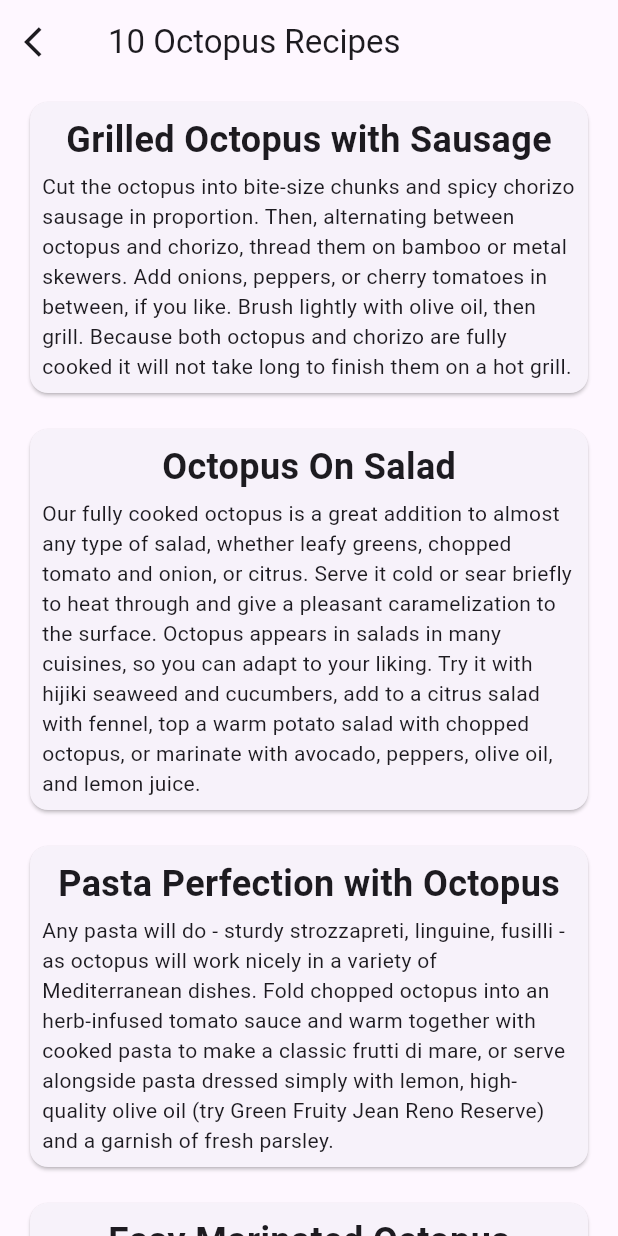
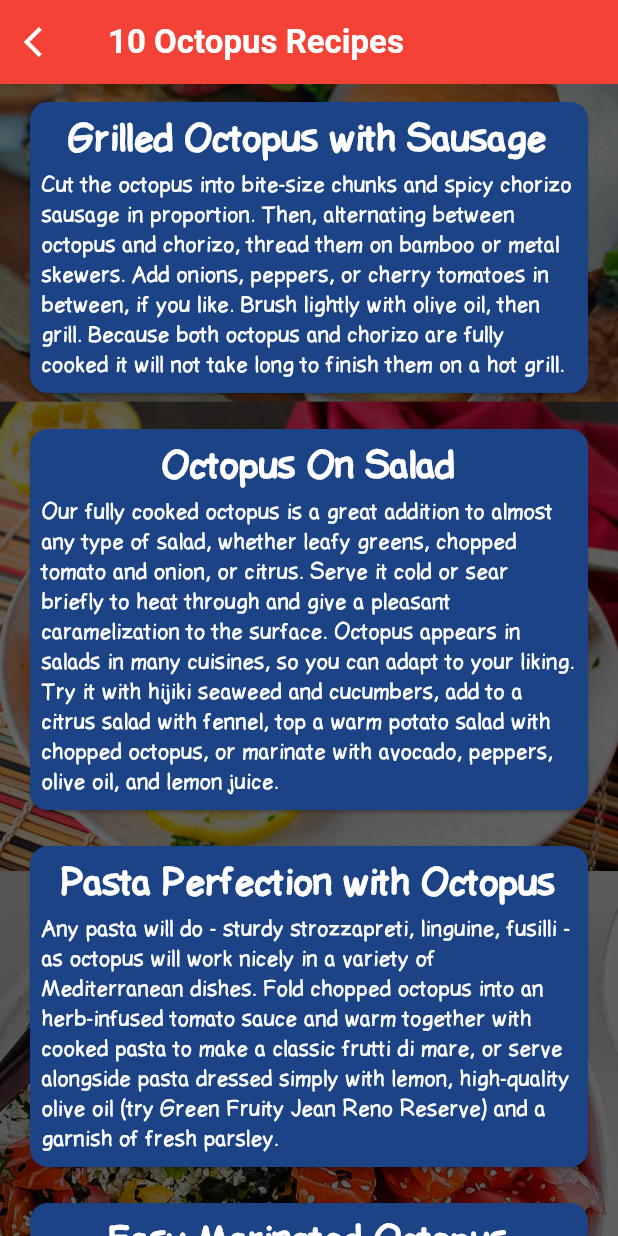
Before and after one commit to Dohmanlechx/SeeFoodRipOff, a Flutter app: the OctopusRecipes screen opened directly, on a phone screen of 412 x 824 dp. Run offline on Flutter 3.47's test engine with Material 3 defaults, Android fonts, the phone set to English and light mode, and no system bars; our stand-ins replace image_picker, lottie; missing offline and left inert: tflite_flutter.

Commit message:
add octopus

```diff
--- a/lib/main.dart
+++ b/lib/main.dart
@@ -65,6 +65,16 @@ class _SeeFoodState extends State<SeeFood> {
   @override
   Widget build(BuildContext context) {
     return Scaffold(
+      floatingActionButton: FloatingActionButton(
+        child: const Icon(Icons.receipt),
+        onPressed: () {
+          Navigator.of(context).push(
+            MaterialPageRoute(
+              builder: (context) => const OctopusRecipes(),
+            ),
+          );
+        },
+      ),
       body: SafeArea(
         child: Column(
           children: <Widget>[
--- a/lib/octopus_recipes.dart
+++ b/lib/octopus_recipes.dart
@@ -1,14 +1,32 @@
 import 'package:flutter/material.dart';
+import 'dart:math' as math;
 
 class OctopusRecipes extends StatelessWidget {
   const OctopusRecipes({Key? key}) : super(key: key);
 
   @override
   Widget build(BuildContext context) {
-    return Scaffold(
+    return Stack(
+      children: [
+        Image.asset(
+          "assets/images/background.png",
+          height: MediaQuery.of(context).size.height,
+          width: MediaQuery.of(context).size.width,
+          fit: BoxFit.cover,
+        ),
+        Scaffold(
+          backgroundColor: Colors.transparent,
           appBar: AppBar(
-        title: const Text("10 Octopus Recipes"),
+            title: const Text(
+              "10 Octopus Recipes",
+              style: TextStyle(
+                color: Colors.white,
+                fontWeight: FontWeight.bold
+              ),
+            ),
+            backgroundColor: Colors.red,
             leading: IconButton(
+              color: Colors.white,
               onPressed: () {
                 Navigator.of(context).pop();
               },
@@ -19,46 +37,58 @@ class OctopusRecipes extends StatelessWidget {
             children: const [
               OctopusRecipe(
                 title: "Grilled Octopus with Sausage",
-            body:"Cut the octopus into bite-size chunks and spicy chorizo sausage in proportion. Then, alternating between octopus and chorizo, thread them on bamboo or metal skewers. Add onions, peppers, or cherry tomatoes in between, if you like. Brush lightly with olive oil, then grill. Because both octopus and chorizo are fully cooked it will not take long to finish them on a hot grill.",
+                body:
+                    "Cut the octopus into bite-size chunks and spicy chorizo sausage in proportion. Then, alternating between octopus and chorizo, thread them on bamboo or metal skewers. Add onions, peppers, or cherry tomatoes in between, if you like. Brush lightly with olive oil, then grill. Because both octopus and chorizo are fully cooked it will not take long to finish them on a hot grill.",
               ),
               OctopusRecipe(
                 title: "Octopus On Salad",
-            body: "Our fully cooked octopus is a great addition to almost any type of salad, whether leafy greens, chopped tomato and onion, or citrus. Serve it cold or sear briefly to heat through and give a pleasant caramelization to the surface. Octopus appears in salads in many cuisines, so you can adapt to your liking. Try it with hijiki seaweed and cucumbers, add to a citrus salad with fennel, top a warm potato salad with chopped octopus, or marinate with avocado, peppers, olive oil, and lemon juice.",
+                body:
+                    "Our fully cooked octopus is a great addition to almost any type of salad, whether leafy greens, chopped tomato and onion, or citrus. Serve it cold or sear briefly to heat through and give a pleasant caramelization to the surface. Octopus appears in salads in many cuisines, so you can adapt to your liking. Try it with hijiki seaweed and cucumbers, add to a citrus salad with fennel, top a warm potato salad with chopped octopus, or marinate with avocado, peppers, olive oil, and lemon juice.",
               ),
               OctopusRecipe(
                 title: "Pasta Perfection with Octopus",
-            body: "Any pasta will do - sturdy strozzapreti, linguine, fusilli - as octopus will work nicely in a variety of Mediterranean dishes. Fold chopped octopus into an herb-infused tomato sauce and warm together with cooked pasta to make a classic frutti di mare, or serve alongside pasta dressed simply with lemon, high-quality olive oil (try Green Fruity Jean Reno Reserve) and a garnish of fresh parsley.",
+                body:
+                    "Any pasta will do - sturdy strozzapreti, linguine, fusilli - as octopus will work nicely in a variety of Mediterranean dishes. Fold chopped octopus into an herb-infused tomato sauce and warm together with cooked pasta to make a classic frutti di mare, or serve alongside pasta dressed simply with lemon, high-quality olive oil (try Green Fruity Jean Reno Reserve) and a garnish of fresh parsley.",
               ),
               OctopusRecipe(
                 title: "Easy Marinated Octopus",
-            body: "The simplest way to enjoy our fully cooked octopus is to briefly marinate the pieces in olive oil, lemon, a little garlic, rosemary, thyme, or the fresh herbs of your choice. After just 30 minutes the octopus will take on the flavor and can be served as is with olives, feta cheese, sliced onions, or on a bed of greens.",
+                body:
+                    "The simplest way to enjoy our fully cooked octopus is to briefly marinate the pieces in olive oil, lemon, a little garlic, rosemary, thyme, or the fresh herbs of your choice. After just 30 minutes the octopus will take on the flavor and can be served as is with olives, feta cheese, sliced onions, or on a bed of greens.",
               ),
               OctopusRecipe(
                 title: "Simple Seared Octopus",
-            body: "Heating the octopus before serving gives it a flavorful finish. Cut into bite-sized pieces, or leave whole if you prefer, then sear briefly on each side. Use duck fat, olive oil, butter, or the fat of your choice. Remove from the pan and sprinkle with salt, pepper, smoked paprika, or piment d’Espelette.",
+                body:
+                    "Heating the octopus before serving gives it a flavorful finish. Cut into bite-sized pieces, or leave whole if you prefer, then sear briefly on each side. Use duck fat, olive oil, butter, or the fat of your choice. Remove from the pan and sprinkle with salt, pepper, smoked paprika, or piment d’Espelette.",
               ),
               OctopusRecipe(
                 title: "Octopus Tapas",
-            body: "It’s simple to make tapas as they do in the northwestern region of Spain. Pulpo Gallego is a famous dish from Galicia, in which tender slices of octopus are served on cooked potato wedges, topped with olive oil, salt, and a dusting of Spanish smoked paprika. Allow the octopus to come to room temperature before placing on the potatoes, and serve on a wooden plate for an authentic, traditional touch.",
+                body:
+                    "It’s simple to make tapas as they do in the northwestern region of Spain. Pulpo Gallego is a famous dish from Galicia, in which tender slices of octopus are served on cooked potato wedges, topped with olive oil, salt, and a dusting of Spanish smoked paprika. Allow the octopus to come to room temperature before placing on the potatoes, and serve on a wooden plate for an authentic, traditional touch.",
               ),
               OctopusRecipe(
                 title: "Octopus Ceviche",
-            body: "Ceviche is a South American classic - raw seafood that is “cooked” by marinating in sharp citrus juice. Our cooked octopus can be sliced thinly, then placed with sliced red onions in a bowl, then marinated with freshly squeezed lime juice, chile peppers (to taste), chopped cilantro, olive oil, salt, and pepper. After a few hours in the refrigerator, the ceviche is ready to serve. Add in our gulf white shrimp and jumbo dry sea scallops for an appetizer worthy of a special occasion.",
+                body:
+                    "Ceviche is a South American classic - raw seafood that is “cooked” by marinating in sharp citrus juice. Our cooked octopus can be sliced thinly, then placed with sliced red onions in a bowl, then marinated with freshly squeezed lime juice, chile peppers (to taste), chopped cilantro, olive oil, salt, and pepper. After a few hours in the refrigerator, the ceviche is ready to serve. Add in our gulf white shrimp and jumbo dry sea scallops for an appetizer worthy of a special occasion.",
               ),
               OctopusRecipe(
                 title: "Portuguese-style Octopus with Potatoes",
-            body: "This is a traditional way to prepare octopus in Portugal, where it is often served on Christmas Eve. Roast salted potatoes - in slices, or halved if they are small - for about 30 minutes, then add octopus tentacles cut into good-sized chunks, drizzle with quality olive oil, add cloves of garlic and some bay leaves, sprinkle with white pepper, and then bake until the octopus is warmed through and browned.",
+                body:
+                    "This is a traditional way to prepare octopus in Portugal, where it is often served on Christmas Eve. Roast salted potatoes - in slices, or halved if they are small - for about 30 minutes, then add octopus tentacles cut into good-sized chunks, drizzle with quality olive oil, add cloves of garlic and some bay leaves, sprinkle with white pepper, and then bake until the octopus is warmed through and browned.",
               ),
               OctopusRecipe(
                 title: "Seafood Pizza",
-            body: "Octopus is a good addition to a seafood pizza, along with classics like anchovies and shrimp. Make your own dough, or use store-bought for convenience, and slather on a thick tomato sauce, then evenly spread sliced or chopped octopus, shrimp, and any other seafood you like. Add onions, oregano, and basil, but no mozzarella on this one. Fire it up in a hot oven.",
+                body:
+                    "Octopus is a good addition to a seafood pizza, along with classics like anchovies and shrimp. Make your own dough, or use store-bought for convenience, and slather on a thick tomato sauce, then evenly spread sliced or chopped octopus, shrimp, and any other seafood you like. Add onions, oregano, and basil, but no mozzarella on this one. Fire it up in a hot oven.",
               ),
               OctopusRecipe(
                 title: "Stir-Fried Octopus",
-            body: "Use octopus as the protein in a vegetable stir-fry - with peppers, onions, asparagus, or green beans. When sauteed with ginger, soy, garlic, or gochujang chili paste, octopus takes on a whole new flavor. Serve with rice and sprinkle sesame seeds on top.",
+                body:
+                    "Use octopus as the protein in a vegetable stir-fry - with peppers, onions, asparagus, or green beans. When sauteed with ginger, soy, garlic, or gochujang chili paste, octopus takes on a whole new flavor. Serve with rice and sprinkle sesame seeds on top.",
               ),
             ],
           ),
+        ),
+      ],
     );
   }
 }
@@ -75,18 +105,34 @@ class OctopusRecipe extends StatelessWidget {
 
   @override
   Widget build(BuildContext context) {
+    final color = Color((math.Random().nextDouble() * 0xFFFFFF).toInt()).withOpacity(1.0);
+    final textColor = color.computeLuminance() > 0.5 ? Colors.black : Colors.white;
+
     return Padding(
       padding: const EdgeInsets.symmetric(vertical: 8, horizontal: 16),
       child: Card(
+        color: color,
         child: Padding(
           padding: const EdgeInsets.all(8.0),
           child: Column(
             children: [
-              Text(title,
-                  style:
-                      const TextStyle(fontSize: 24, fontWeight: FontWeight.bold)),
+              Text(
+                title,
+                style: TextStyle(
+                  fontSize: 24,
+                  fontWeight: FontWeight.bold,
+                  fontFamily: 'Comic Sans',
+                  color: textColor
+                ),
+              ),
               const SizedBox(height: 4),
-              Text(body)
+              Text(
+                body,
+                style: TextStyle(
+                  fontFamily: 'Comic Sans',
+                  color: textColor
+                ),
+              )
             ],
           ),
         ),
--- a/pubspec.yaml
+++ b/pubspec.yaml
@@ -26,3 +26,7 @@ flutter:
     - assets/images/
     - assets/models/
     - assets/lottie/
+  fonts:
+    - family: Comic Sans
+      fonts:
+        - asset: fonts/comicsans.ttf
```
Also changed, not shown: fonts/comicsans.ttf (added), 5 other files. Lines whose indentation alone changed are shown as unchanged.
